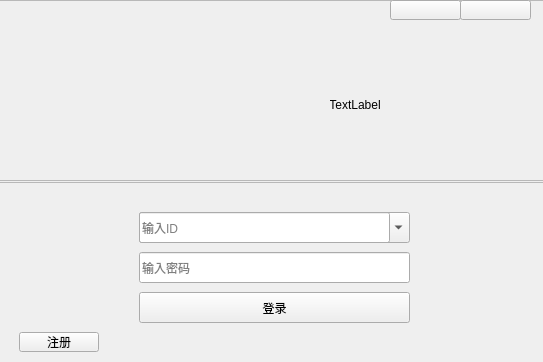
Above: MyQQ_version/MyQQ_version/LoginAndRegister/login.ui from iamzhubaoliang/QT_learn before the change. Below: the same form after it.
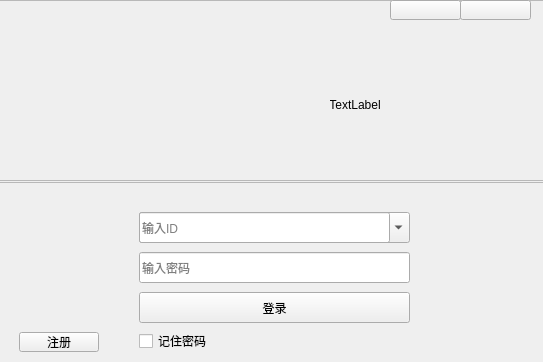
That is the form after the change.

```diff
--- a/MyQQ_version/MyQQ_version/LoginAndRegister/login.ui
+++ b/MyQQ_version/MyQQ_version/LoginAndRegister/login.ui
@@ -163,6 +163,19 @@
      <string>注册</string>
     </property>
    </widget>
+   <widget class="QCheckBox" name="rememberPass">
+    <property name="geometry">
+     <rect>
+      <x>140</x>
+      <y>150</y>
+      <width>73</width>
+      <height>18</height>
+     </rect>
+    </property>
+    <property name="text">
+     <string>记住密码</string>
+    </property>
+   </widget>
   </widget>
  </widget>
  <resources/>
```
